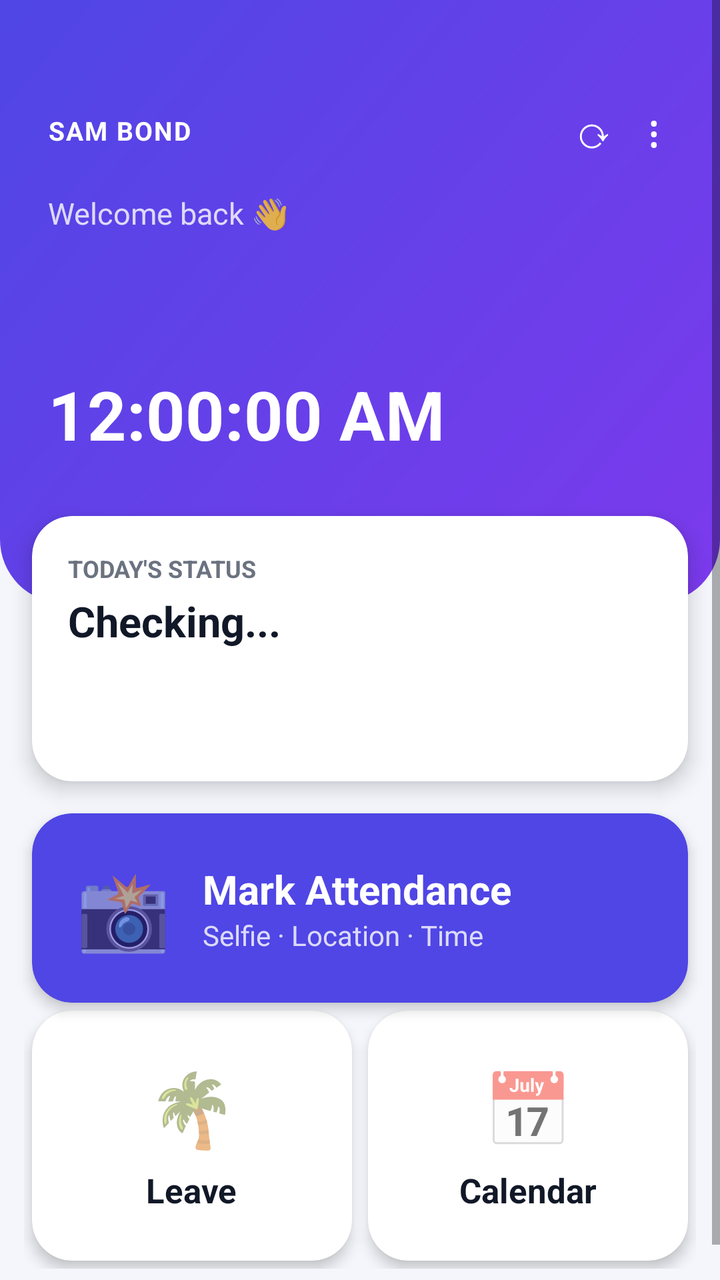
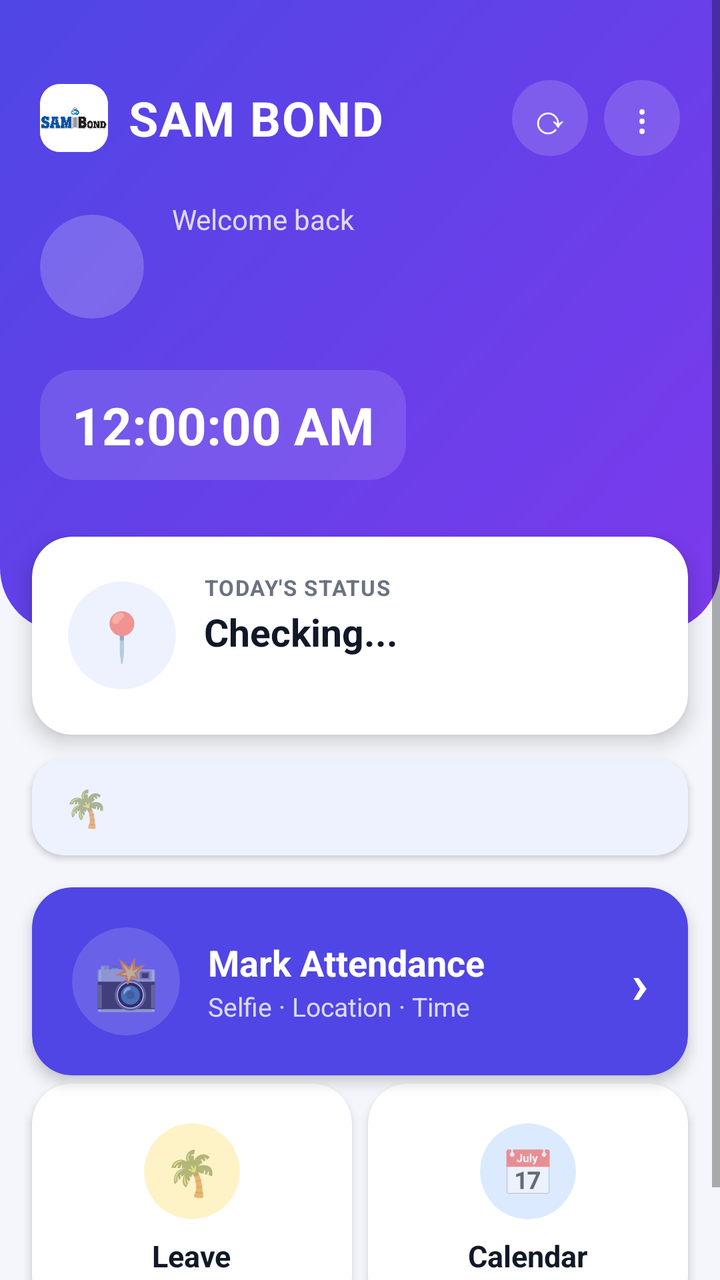

An Android layout rendered at two revisions. The XML below is the earlier revision; the diff shows what the commit changed to produce the second picture.
<!-- AndroidManifest.xml: application theme Theme.Attendance -->
<!-- res/layout/activity_home.xml -->
<?xml version="1.0" encoding="utf-8"?>
<ScrollView xmlns:android="http://schemas.android.com/apk/res/android"
    xmlns:app="http://schemas.android.com/apk/res-auto"
    android:layout_width="match_parent" android:layout_height="match_parent">
    <LinearLayout android:layout_width="match_parent" android:layout_height="wrap_content"
        android:orientation="vertical" android:paddingBottom="24dp">
        <LinearLayout android:layout_width="match_parent" android:layout_height="wrap_content"
            android:background="@drawable/bg_header" android:orientation="vertical"
            android:paddingStart="24dp" android:paddingEnd="24dp" android:paddingTop="44dp" android:paddingBottom="72dp">
            <LinearLayout android:layout_width="match_parent" android:layout_height="wrap_content"
                android:orientation="horizontal" android:gravity="center_vertical">
                <TextView android:text="SAM BOND" android:textColor="#FFFFFF" android:textStyle="bold" android:textSize="13sp"
                    android:letterSpacing="0.05" android:layout_width="0dp" android:layout_weight="1" android:layout_height="wrap_content" />
                <TextView android:id="@+id/btnRefresh" android:text="⟳" android:textSize="22sp"
                    android:textColor="#FFFFFF" android:padding="6dp" android:clickable="true" android:focusable="true"
                    android:layout_width="wrap_content" android:layout_height="wrap_content" />
                <TextView android:id="@+id/btnMenu" android:text="⋮" android:textSize="22sp"
                    android:textColor="#FFFFFF" android:padding="6dp" android:layout_marginStart="4dp"
                    android:clickable="true" android:focusable="true"
                    android:layout_width="wrap_content" android:layout_height="wrap_content" />
            </LinearLayout>
            <TextView android:text="Welcome back 👋" android:textColor="#CCFFFFFF" android:textSize="15sp"
                android:layout_marginTop="10dp" android:layout_width="wrap_content" android:layout_height="wrap_content" />
            <TextView android:id="@+id/tvName" android:textColor="#FFFFFF" android:textSize="28sp" android:textStyle="bold"
                android:layout_width="wrap_content" android:layout_height="wrap_content" />
            <TextView android:id="@+id/tvDate" android:textColor="#CCFFFFFF" android:textSize="15sp"
                android:layout_width="wrap_content" android:layout_height="wrap_content" />
            <TextClock android:format12Hour="hh:mm:ss a" android:format24Hour="hh:mm:ss a"
                android:textColor="#FFFFFF" android:textSize="34sp" android:textStyle="bold" android:layout_marginTop="10dp"
                android:layout_width="wrap_content" android:layout_height="wrap_content" />
        </LinearLayout>

        <com.google.android.material.card.MaterialCardView
            android:layout_width="match_parent" android:layout_height="wrap_content"
            android:layout_marginStart="16dp" android:layout_marginEnd="16dp" android:layout_marginTop="-44dp"
            app:cardCornerRadius="20dp" app:cardElevation="6dp">
            <LinearLayout android:layout_width="match_parent" android:layout_height="wrap_content"
                android:orientation="vertical" android:padding="18dp">
                <TextView android:text="TODAY'S STATUS" android:textSize="12sp" android:textStyle="bold" android:textColor="@color/muted"
                    android:layout_width="wrap_content" android:layout_height="wrap_content" />
                <TextView android:id="@+id/tvStatus" android:text="Checking..." android:textSize="21sp" android:textStyle="bold"
                    android:textColor="@color/ink" android:layout_marginTop="4dp"
                    android:layout_width="wrap_content" android:layout_height="wrap_content" />
                <TextView android:id="@+id/tvMonth" android:textColor="@color/muted" android:layout_marginTop="4dp"
                    android:layout_width="wrap_content" android:layout_height="wrap_content" />
                <TextView android:id="@+id/tvLeaveBal" android:textColor="@color/primary" android:textStyle="bold" android:layout_marginTop="6dp"
                    android:layout_width="wrap_content" android:layout_height="wrap_content" />
            </LinearLayout>
        </com.google.android.material.card.MaterialCardView>

        <com.google.android.material.card.MaterialCardView android:id="@+id/tileAttendance"
            android:layout_width="match_parent" android:layout_height="wrap_content"
            android:layout_marginStart="16dp" android:layout_marginEnd="16dp" android:layout_marginTop="16dp"
            android:clickable="true" android:focusable="true"
            app:cardBackgroundColor="@color/primary" app:cardCornerRadius="20dp" app:cardElevation="4dp">
            <LinearLayout android:layout_width="match_parent" android:layout_height="wrap_content"
                android:gravity="center_vertical" android:orientation="horizontal" android:padding="22dp">
                <TextView android:text="📸" android:textSize="38sp"
                    android:layout_width="wrap_content" android:layout_height="wrap_content" />
                <LinearLayout android:layout_width="wrap_content" android:layout_height="wrap_content"
                    android:layout_marginStart="16dp" android:orientation="vertical">
                    <TextView android:text="Mark Attendance" android:textColor="#FFFFFF" android:textSize="20sp" android:textStyle="bold"
                        android:layout_width="wrap_content" android:layout_height="wrap_content" />
                    <TextView android:text="Selfie · Location · Time" android:textColor="#CCFFFFFF"
                        android:layout_width="wrap_content" android:layout_height="wrap_content" />
                </LinearLayout>
            </LinearLayout>
        </com.google.android.material.card.MaterialCardView>

        <LinearLayout android:layout_width="match_parent" android:layout_height="wrap_content"
            android:layout_marginStart="12dp" android:layout_marginEnd="12dp" android:orientation="horizontal">
            <com.google.android.material.card.MaterialCardView android:id="@+id/tileLeave"
                android:layout_width="0dp" android:layout_weight="1" android:layout_height="wrap_content"
                android:layout_margin="4dp" android:layout_marginTop="12dp" android:clickable="true" android:focusable="true"
                app:cardCornerRadius="20dp" app:cardElevation="4dp">
                <LinearLayout android:layout_width="match_parent" android:layout_height="wrap_content"
                    android:gravity="center" android:orientation="vertical" android:paddingTop="24dp" android:paddingBottom="24dp">
                    <TextView android:text="🌴" android:textSize="36sp" android:layout_width="wrap_content" android:layout_height="wrap_content" />
                    <TextView android:text="Leave" android:textStyle="bold" android:textSize="17sp" android:textColor="@color/ink"
                        android:layout_marginTop="6dp" android:layout_width="wrap_content" android:layout_height="wrap_content" />
                </LinearLayout>
            </com.google.android.material.card.MaterialCardView>
            <com.google.android.material.card.MaterialCardView android:id="@+id/tileCalendar"
                android:layout_width="0dp" android:layout_weight="1" android:layout_height="wrap_content"
                android:layout_margin="4dp" android:layout_marginTop="12dp" android:clickable="true" android:focusable="true"
                app:cardCornerRadius="20dp" app:cardElevation="4dp">
                <LinearLayout android:layout_width="match_parent" android:layout_height="wrap_content"
                    android:gravity="center" android:orientation="vertical" android:paddingTop="24dp" android:paddingBottom="24dp">
                    <TextView android:text="📅" android:textSize="36sp" android:layout_width="wrap_content" android:layout_height="wrap_content" />
                    <TextView android:text="Calendar" android:textStyle="bold" android:textSize="17sp" android:textColor="@color/ink"
                        android:layout_marginTop="6dp" android:layout_width="wrap_content" android:layout_height="wrap_content" />
                </LinearLayout>
            </com.google.android.material.card.MaterialCardView>
            <com.google.android.material.card.MaterialCardView android:id="@+id/tileTeam" android:visibility="gone"
                android:layout_width="0dp" android:layout_weight="1" android:layout_height="wrap_content"
                android:layout_margin="4dp" android:layout_marginTop="12dp" android:clickable="true" android:focusable="true"
                app:cardCornerRadius="20dp" app:cardElevation="4dp">
                <LinearLayout android:layout_width="match_parent" android:layout_height="wrap_content"
                    android:gravity="center" android:orientation="vertical" android:paddingTop="24dp" android:paddingBottom="24dp">
                    <TextView android:text="👥" android:textSize="36sp" android:layout_width="wrap_content" android:layout_height="wrap_content" />
                    <TextView android:text="My Team" android:textStyle="bold" android:textSize="17sp" android:textColor="@color/ink"
                        android:layout_marginTop="6dp" android:layout_width="wrap_content" android:layout_height="wrap_content" />
                </LinearLayout>
            </com.google.android.material.card.MaterialCardView>
        </LinearLayout>
    </LinearLayout>
</ScrollView>
<!-- resources referenced by this layout -->
<resources>
  <color name="ink">#111827</color>
  <color name="muted">#6B7280</color>
  <color name="primary">#4F46E5</color>
  <!-- drawable bg_header (drawable) -->
  <?xml version="1.0" encoding="utf-8"?>
  <shape xmlns:android="http://schemas.android.com/apk/res/android" android:shape="rectangle">
      <gradient android:startColor="#4F46E5" android:endColor="#7C3AED" android:angle="315" />
      <corners android:bottomLeftRadius="32dp" android:bottomRightRadius="32dp" />
  </shape>
  <style name="Theme.Attendance" parent="Theme.MaterialComponents.Light.NoActionBar">
          <item name="colorPrimary">@color/primary</item>
          <item name="colorPrimaryVariant">@color/primary_dark</item>
          <item name="colorOnPrimary">@color/white</item>
          <item name="colorSecondary">@color/accent</item>
          <item name="android:windowBackground">@color/bg</item>
          <item name="android:statusBarColor">@color/primary_dark</item>
          <item name="materialButtonStyle">@style/Btn</item>
      </style>
  <color name="primary_dark">#3730A3</color>
  <color name="white">#FFFFFF</color>
  <color name="accent">#14B8A6</color>
  <color name="bg">#F4F6FB</color>
  <style name="Btn" parent="Widget.MaterialComponents.Button">
          <item name="cornerRadius">14dp</item>
          <item name="android:textAllCaps">false</item>
          <item name="android:textSize">16sp</item>
          <item name="android:textStyle">bold</item>
          <item name="android:letterSpacing">0</item>
          <item name="android:minHeight">54dp</item>
      </style>
</resources>

<!-- the commit's change to res/layout/activity_home.xml (unified diff, before → after) -->
@@ -1,107 +1,198 @@
 <?xml version="1.0" encoding="utf-8"?>
 <ScrollView xmlns:android="http://schemas.android.com/apk/res/android"
     xmlns:app="http://schemas.android.com/apk/res-auto"
-    android:layout_width="match_parent" android:layout_height="match_parent">
+    android:layout_width="match_parent" android:layout_height="match_parent"
+    android:background="@color/bg">
     <LinearLayout android:layout_width="match_parent" android:layout_height="wrap_content"
-        android:orientation="vertical" android:paddingBottom="24dp">
+        android:orientation="vertical" android:paddingBottom="28dp">
+
+        
         <LinearLayout android:layout_width="match_parent" android:layout_height="wrap_content"
             android:background="@drawable/bg_header" android:orientation="vertical"
-            android:paddingStart="24dp" android:paddingEnd="24dp" android:paddingTop="44dp" android:paddingBottom="72dp">
+            android:paddingStart="20dp" android:paddingEnd="20dp" android:paddingTop="40dp" android:paddingBottom="76dp">
+
+            
             <LinearLayout android:layout_width="match_parent" android:layout_height="wrap_content"
                 android:orientation="horizontal" android:gravity="center_vertical">
-                <TextView android:text="SAM BOND" android:textColor="#FFFFFF" android:textStyle="bold" android:textSize="13sp"
-                    android:letterSpacing="0.05" android:layout_width="0dp" android:layout_weight="1" android:layout_height="wrap_content" />
-                <TextView android:id="@+id/btnRefresh" android:text="⟳" android:textSize="22sp"
-                    android:textColor="#FFFFFF" android:padding="6dp" android:clickable="true" android:focusable="true"
-                    android:layout_width="wrap_content" android:layout_height="wrap_content" />
-                <TextView android:id="@+id/btnMenu" android:text="⋮" android:textSize="22sp"
-                    android:textColor="#FFFFFF" android:padding="6dp" android:layout_marginStart="4dp"
+                <com.google.android.material.card.MaterialCardView
+                    app:cardCornerRadius="10dp" app:cardElevation="0dp" app:cardBackgroundColor="#FFFFFF"
+                    android:layout_width="34dp" android:layout_height="34dp">
+                    <ImageView android:src="@drawable/logo" android:scaleType="centerCrop"
+                        android:layout_width="match_parent" android:layout_height="match_parent" />
+                </com.google.android.material.card.MaterialCardView>
+                <TextView android:text="SAM BOND" android:textColor="#FFFFFF" android:textStyle="bold" android:textSize="24sp"
+                    android:letterSpacing="0.03" android:layout_marginStart="10dp"
+                    android:layout_width="0dp" android:layout_weight="1" android:layout_height="wrap_content" />
+                <TextView android:id="@+id/btnRefresh" android:text="⟳" android:textSize="20sp"
+                    android:textColor="#FFFFFF" android:background="@drawable/bg_icon_btn"
+                    android:gravity="center" android:clickable="true" android:focusable="true"
+                    android:layout_width="38dp" android:layout_height="38dp" />
+                <TextView android:id="@+id/btnMenu" android:text="⋮" android:textSize="20sp"
+                    android:textColor="#FFFFFF" android:background="@drawable/bg_icon_btn"
+                    android:gravity="center" android:layout_marginStart="8dp"
                     android:clickable="true" android:focusable="true"
+                    android:layout_width="38dp" android:layout_height="38dp" />
+            </LinearLayout>
+
+            
+            <LinearLayout android:layout_width="match_parent" android:layout_height="wrap_content"
+                android:orientation="horizontal" android:gravity="center_vertical" android:layout_marginTop="22dp">
+                <com.google.android.material.card.MaterialCardView
+                    app:cardCornerRadius="26dp" app:cardElevation="0dp" app:cardBackgroundColor="#33FFFFFF"
+                    android:layout_width="52dp" android:layout_height="52dp">
+                    <TextView android:id="@+id/tvAvatar" android:gravity="center" android:textColor="#FFFFFF"
+                        android:textSize="20sp" android:textStyle="bold"
+                        android:layout_width="match_parent" android:layout_height="match_parent" />
+                </com.google.android.material.card.MaterialCardView>
+                <LinearLayout android:layout_width="wrap_content" android:layout_height="wrap_content"
+                    android:orientation="vertical" android:layout_marginStart="14dp">
+                    <TextView android:text="Welcome back" android:textColor="#CCFFFFFF" android:textSize="14sp"
+                        android:layout_width="wrap_content" android:layout_height="wrap_content" />
+                    <TextView android:id="@+id/tvName" android:textColor="#FFFFFF" android:textSize="22sp" android:textStyle="bold"
+                        android:layout_width="wrap_content" android:layout_height="wrap_content" />
+                    <TextView android:id="@+id/tvDate" android:textColor="#CCFFFFFF" android:textSize="13sp" android:layout_marginTop="1dp"
+                        android:layout_width="wrap_content" android:layout_height="wrap_content" />
+                </LinearLayout>
+            </LinearLayout>
+
+            
+            <LinearLayout android:background="@drawable/bg_pill_translucent" android:orientation="horizontal"
+                android:gravity="center_vertical" android:layout_marginTop="18dp"
+                android:paddingStart="16dp" android:paddingEnd="16dp" android:paddingTop="10dp" android:paddingBottom="10dp"
+                android:layout_width="wrap_content" android:layout_height="wrap_content">
+                <TextClock android:format12Hour="hh:mm:ss a" android:format24Hour="hh:mm:ss a"
+                    android:textColor="#FFFFFF" android:textSize="26sp" android:textStyle="bold"
                     android:layout_width="wrap_content" android:layout_height="wrap_content" />
             </LinearLayout>
-            <TextView android:text="Welcome back 👋" android:textColor="#CCFFFFFF" android:textSize="15sp"
-                android:layout_marginTop="10dp" android:layout_width="wrap_content" android:layout_height="wrap_content" />
-            <TextView android:id="@+id/tvName" android:textColor="#FFFFFF" android:textSize="28sp" android:textStyle="bold"
-                android:layout_width="wrap_content" android:layout_height="wrap_content" />
-            <TextView android:id="@+id/tvDate" android:textColor="#CCFFFFFF" android:textSize="15sp"
-                android:layout_width="wrap_content" android:layout_height="wrap_content" />
-            <TextClock android:format12Hour="hh:mm:ss a" android:format24Hour="hh:mm:ss a"
-                android:textColor="#FFFFFF" android:textSize="34sp" android:textStyle="bold" android:layout_marginTop="10dp"
-                android:layout_width="wrap_content" android:layout_height="wrap_content" />
         </LinearLayout>
 
+        
         <com.google.android.material.card.MaterialCardView
             android:layout_width="match_parent" android:layout_height="wrap_content"
-            android:layout_marginStart="16dp" android:layout_marginEnd="16dp" android:layout_marginTop="-44dp"
+            android:layout_marginStart="16dp" android:layout_marginEnd="16dp" android:layout_marginTop="-48dp"
             app:cardCornerRadius="20dp" app:cardElevation="6dp">
             <LinearLayout android:layout_width="match_parent" android:layout_height="wrap_content"
-                android:orientation="vertical" android:padding="18dp">
-                <TextView android:text="TODAY'S STATUS" android:textSize="12sp" android:textStyle="bold" android:textColor="@color/muted"
+                android:orientation="horizontal" android:gravity="center_vertical" android:padding="18dp">
+                <com.google.android.material.card.MaterialCardView
+                    app:cardCornerRadius="27dp" app:cardElevation="0dp" app:cardBackgroundColor="#EEF2FF"
+                    android:layout_width="54dp" android:layout_height="54dp">
+                    <TextView android:text="📍" android:textSize="24sp" android:gravity="center"
+                        android:layout_width="match_parent" android:layout_height="match_parent" />
+                </com.google.android.material.card.MaterialCardView>
+                <LinearLayout android:layout_width="0dp" android:layout_weight="1" android:layout_height="wrap_content"
+                    android:orientation="vertical" android:layout_marginStart="14dp">
+                    <TextView android:text="TODAY'S STATUS" android:textSize="11sp" android:textStyle="bold" android:textColor="@color/muted"
+                        android:letterSpacing="0.05"
+                        android:layout_width="wrap_content" android:layout_height="wrap_content" />
+                    <TextView android:id="@+id/tvStatus" android:text="Checking..." android:textSize="19sp" android:textStyle="bold"
+                        android:textColor="@color/ink" android:layout_marginTop="2dp"
+                        android:layout_width="wrap_content" android:layout_height="wrap_content" />
+                    <TextView android:id="@+id/tvMonth" android:textColor="@color/muted" android:textSize="13sp" android:layout_marginTop="3dp"
+                        android:layout_width="wrap_content" android:layout_height="wrap_content" />
+                </LinearLayout>
+            </LinearLayout>
+        </com.google.android.material.card.MaterialCardView>
+
+        
+        <com.google.android.material.card.MaterialCardView
+            android:layout_width="match_parent" android:layout_height="wrap_content"
+            android:layout_marginStart="16dp" android:layout_marginEnd="16dp" android:layout_marginTop="12dp"
+            app:cardCornerRadius="16dp" app:cardElevation="2dp" app:cardBackgroundColor="#EEF2FF">
+            <LinearLayout android:layout_width="match_parent" android:layout_height="wrap_content"
+                android:orientation="horizontal" android:gravity="center_vertical"
+                android:paddingStart="16dp" android:paddingEnd="16dp" android:paddingTop="12dp" android:paddingBottom="12dp">
+                <TextView android:text="🌴" android:textSize="18sp"
                     android:layout_width="wrap_content" android:layout_height="wrap_content" />
-                <TextView android:id="@+id/tvStatus" android:text="Checking..." android:textSize="21sp" android:textStyle="bold"
-                    android:textColor="@color/ink" android:layout_marginTop="4dp"
-                    android:layout_width="wrap_content" android:layout_height="wrap_content" />
-                <TextView android:id="@+id/tvMonth" android:textColor="@color/muted" android:layout_marginTop="4dp"
-                    android:layout_width="wrap_content" android:layout_height="wrap_content" />
-                <TextView android:id="@+id/tvLeaveBal" android:textColor="@color/primary" android:textStyle="bold" android:layout_marginTop="6dp"
+                <TextView android:id="@+id/tvLeaveBal" android:textColor="@color/primary" android:textStyle="bold" android:textSize="13sp"
+                    android:layout_marginStart="8dp"
                     android:layout_width="wrap_content" android:layout_height="wrap_content" />
             </LinearLayout>
         </com.google.android.material.card.MaterialCardView>
 
+        
         <com.google.android.material.card.MaterialCardView android:id="@+id/tileAttendance"
             android:layout_width="match_parent" android:layout_height="wrap_content"
             android:layout_marginStart="16dp" android:layout_marginEnd="16dp" android:layout_marginTop="16dp"
             android:clickable="true" android:focusable="true"
             app:cardBackgroundColor="@color/primary" app:cardCornerRadius="20dp" app:cardElevation="4dp">
             <LinearLayout android:layout_width="match_parent" android:layout_height="wrap_content"
-                android:gravity="center_vertical" android:orientation="horizontal" android:padding="22dp">
-                <TextView android:text="📸" android:textSize="38sp"
-                    android:layout_width="wrap_content" android:layout_height="wrap_content" />
-                <LinearLayout android:layout_width="wrap_content" android:layout_height="wrap_content"
-                    android:layout_marginStart="16dp" android:orientation="vertical">
-                    <TextView android:text="Mark Attendance" android:textColor="#FFFFFF" android:textSize="20sp" android:textStyle="bold"
+                android:gravity="center_vertical" android:orientation="horizontal" android:padding="20dp">
+                <com.google.android.material.card.MaterialCardView
+                    app:cardCornerRadius="27dp" app:cardElevation="0dp" app:cardBackgroundColor="#26FFFFFF"
+                    android:layout_width="54dp" android:layout_height="54dp">
+                    <TextView android:text="📸" android:textSize="26sp" android:gravity="center"
+                        android:layout_width="match_parent" android:layout_height="match_parent" />
+                </com.google.android.material.card.MaterialCardView>
+                <LinearLayout android:layout_width="0dp" android:layout_weight="1" android:layout_height="wrap_content"
+                    android:layout_marginStart="14dp" android:orientation="vertical">
+                    <TextView android:text="Mark Attendance" android:textColor="#FFFFFF" android:textSize="18sp" android:textStyle="bold"
                         android:layout_width="wrap_content" android:layout_height="wrap_content" />
-                    <TextView android:text="Selfie · Location · Time" android:textColor="#CCFFFFFF"
+                    <TextView android:text="Selfie · Location · Time" android:textColor="#CCFFFFFF" android:textSize="13sp"
+                        android:layout_marginTop="1dp"
                         android:layout_width="wrap_content" android:layout_height="wrap_content" />
                 </LinearLayout>
+                <TextView android:text="›" android:textColor="#FFFFFF" android:textSize="28sp" android:textStyle="bold"
+                    android:layout_width="wrap_content" android:layout_height="wrap_content" />
             </LinearLayout>
         </com.google.android.material.card.MaterialCardView>
 
+        
         <LinearLayout android:layout_width="match_parent" android:layout_height="wrap_content"
             android:layout_marginStart="12dp" android:layout_marginEnd="12dp" android:orientation="horizontal">
             <com.google.android.material.card.MaterialCardView android:id="@+id/tileLeave"
                 android:layout_width="0dp" android:layout_weight="1" android:layout_height="wrap_content"
                 android:layout_margin="4dp" android:layout_marginTop="12dp" android:clickable="true" android:focusable="true"
-                app:cardCornerRadius="20dp" app:cardElevation="4dp">
+                app:cardCornerRadius="20dp" app:cardElevation="3dp">
                 <LinearLayout android:layout_width="match_parent" android:layout_height="wrap_content"
-                    android:gravity="center" android:orientation="vertical" android:paddingTop="24dp" android:paddingBottom="24dp">
-                    <TextView android:text="🌴" android:textSize="36sp" android:layout_width="wrap_content" android:layout_height="wrap_content" />
-                    <TextView android:text="Leave" android:textStyle="bold" android:textSize="17sp" android:textColor="@color/ink"
-                        android:layout_marginTop="6dp" android:layout_width="wrap_content" android:layout_height="wrap_content" />
+                    android:gravity="center" android:orientation="vertical" android:paddingTop="20dp" android:paddingBottom="20dp">
+                    <com.google.android.material.card.MaterialCardView
+                        app:cardCornerRadius="24dp" app:cardElevation="0dp" app:cardBackgroundColor="#FEF3C7"
+                        android:layout_width="48dp" android:layout_height="48dp">
+                        <TextView android:text="🌴" android:textSize="22sp" android:gravity="center"
+                            android:layout_width="match_parent" android:layout_height="match_parent" />
+                    </com.google.android.material.card.MaterialCardView>
+                    <TextView android:text="Leave" android:textStyle="bold" android:textSize="15sp" android:textColor="@color/ink"
+                        android:layout_marginTop="8dp" android:layout_width="wrap_content" android:layout_height="wrap_content" />
                 </LinearLayout>
             </com.google.android.material.card.MaterialCardView>
             <com.google.android.material.card.MaterialCardView android:id="@+id/tileCalendar"
                 android:layout_width="0dp" android:layout_weight="1" android:layout_height="wrap_content"
                 android:layout_margin="4dp" android:layout_marginTop="12dp" android:clickable="true" android:focusable="true"
-                app:cardCornerRadius="20dp" app:cardElevation="4dp">
+                app:cardCornerRadius="20dp" app:cardElevation="3dp">
                 <LinearLayout android:layout_width="match_parent" android:layout_height="wrap_content"
-                    android:gravity="center" android:orientation="vertical" android:paddingTop="24dp" android:paddingBottom="24dp">
-                    <TextView android:text="📅" android:textSize="36sp" android:layout_width="wrap_content" android:layout_height="wrap_content" />
-                    <TextView android:text="Calendar" android:textStyle="bold" android:textSize="17sp" android:textColor="@color/ink"
-                        android:layout_marginTop="6dp" android:layout_width="wrap_content" android:layout_height="wrap_content" />
-                </LinearLayout>
-            </com.google.android.material.card.MaterialCardView>
-            <com.google.android.material.card.MaterialCardView android:id="@+id/tileTeam" android:visibility="gone"
-                android:layout_width="0dp" android:layout_weight="1" android:layout_height="wrap_content"
-                android:layout_margin="4dp" android:layout_marginTop="12dp" android:clickable="true" android:focusable="true"
-                app:cardCornerRadius="20dp" app:cardElevation="4dp">
-                <LinearLayout android:layout_width="match_parent" android:layout_height="wrap_content"
-                    android:gravity="center" android:orientation="vertical" android:paddingTop="24dp" android:paddingBottom="24dp">
-                    <TextView android:text="👥" android:textSize="36sp" android:layout_width="wrap_content" android:layout_height="wrap_content" />
-                    <TextView android:text="My Team" android:textStyle="bold" android:textSize="17sp" android:textColor="@color/ink"
-                        android:layout_marginTop="6dp" android:layout_width="wrap_content" android:layout_height="wrap_content" />
+                    android:gravity="center" android:orientation="vertical" android:paddingTop="20dp" android:paddingBottom="20dp">
+                    <com.google.android.material.card.MaterialCardView
+                        app:cardCornerRadius="24dp" app:cardElevation="0dp" app:cardBackgroundColor="#DBEAFE"
+                        android:layout_width="48dp" android:layout_height="48dp">
+                        <TextView android:text="📅" android:textSize="22sp" android:gravity="center"
+                            android:layout_width="match_parent" android:layout_height="match_parent" />
+                    </com.google.android.material.card.MaterialCardView>
+                    <TextView android:text="Calendar" android:textStyle="bold" android:textSize="15sp" android:textColor="@color/ink"
+                        android:layout_marginTop="8dp" android:layout_width="wrap_content" android:layout_height="wrap_content" />
                 </LinearLayout>
             </com.google.android.material.card.MaterialCardView>
         </LinearLayout>
+
+        
+        <com.google.android.material.card.MaterialCardView android:id="@+id/tileTeam" android:visibility="gone"
+            android:layout_width="match_parent" android:layout_height="wrap_content"
+            android:layout_marginStart="16dp" android:layout_marginEnd="16dp" android:layout_marginTop="12dp"
+            android:clickable="true" android:focusable="true"
+            app:cardCornerRadius="20dp" app:cardElevation="3dp">
+            <LinearLayout android:layout_width="match_parent" android:layout_height="wrap_content"
+                android:gravity="center_vertical" android:orientation="horizontal" android:padding="16dp">
+                <com.google.android.material.card.MaterialCardView
+                    app:cardCornerRadius="24dp" app:cardElevation="0dp" app:cardBackgroundColor="#EDE9FE"
+                    android:layout_width="48dp" android:layout_height="48dp">
+                    <TextView android:text="👥" android:textSize="22sp" android:gravity="center"
+                        android:layout_width="match_parent" android:layout_height="match_parent" />
+                </com.google.android.material.card.MaterialCardView>
+                <TextView android:text="My Team" android:textStyle="bold" android:textSize="16sp" android:textColor="@color/ink"
+                    android:layout_marginStart="14dp" android:layout_width="0dp" android:layout_weight="1"
+                    android:layout_height="wrap_content" />
+                <TextView android:text="›" android:textColor="@color/muted" android:textSize="26sp" android:textStyle="bold"
+                    android:layout_width="wrap_content" android:layout_height="wrap_content" />
+            </LinearLayout>
+        </com.google.android.material.card.MaterialCardView>
     </LinearLayout>
 </ScrollView>
<!-- resource entries referenced after the edit -->
@@ -9,6 +9,18 @@
       <gradient android:startColor="#4F46E5" android:endColor="#7C3AED" android:angle="315" />
       <corners android:bottomLeftRadius="32dp" android:bottomRightRadius="32dp" />
   </shape>
+  <!-- drawable bg_icon_btn (drawable) -->
+  <?xml version="1.0" encoding="utf-8"?>
+  <shape xmlns:android="http://schemas.android.com/apk/res/android" android:shape="oval">
+      <solid android:color="#26FFFFFF" />
+  </shape>
+  <!-- drawable bg_pill_translucent (drawable) -->
+  <?xml version="1.0" encoding="utf-8"?>
+  <shape xmlns:android="http://schemas.android.com/apk/res/android" android:shape="rectangle">
+      <solid android:color="#1FFFFFFF" />
+      <corners android:radius="18dp" />
+  </shape>
+  <!-- drawable logo: png bitmap (drawable, 93101 bytes) -->
   <style name="Theme.Attendance" parent="Theme.MaterialComponents.Light.NoActionBar">
           <item name="colorPrimary">@color/primary</item>
           <item name="colorPrimaryVariant">@color/primary_dark</item>
